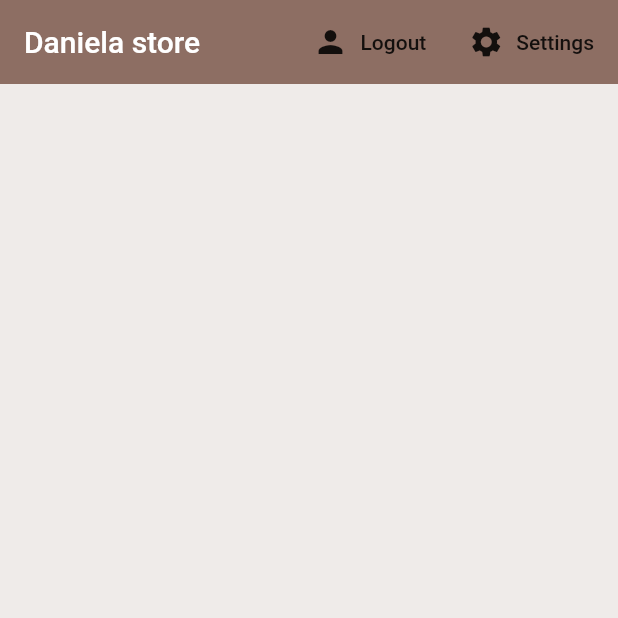
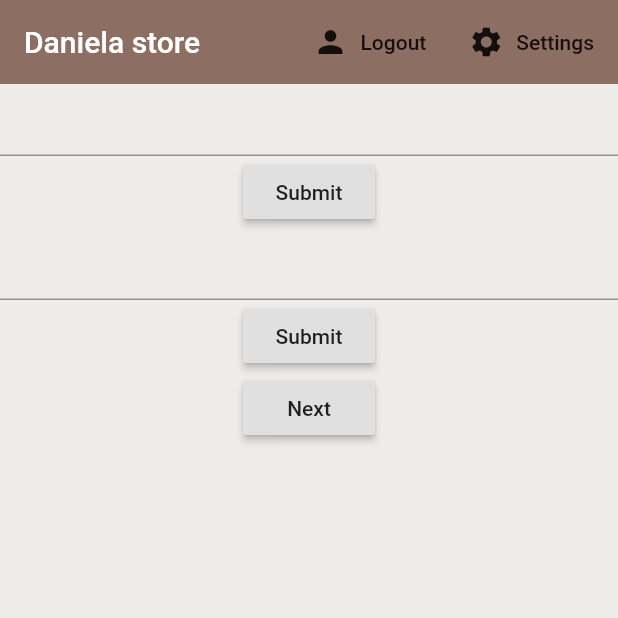
Before and after one commit to esdrasobregon/daniela_store01, a Flutter app: the screen it shows once a user with an empty profile is signed in, on a phone screen of 412 x 824 dp, the top half of it. Run offline on Flutter 3.47's test engine with Material 2 defaults, Android fonts, the phone set to English and light mode, and no system bars; our stand-ins replace cloud_firestore, firebase_auth; accounts and stored records are empty.

Commit message:
initials pages ready

```diff
--- /dev/null
+++ b/lib/screens/products/products_form.dart
@@ -0,0 +1,66 @@
+import 'dart:async';
+
+import 'package:daniela_store/models/brews.dart';
+import 'package:daniela_store/models/user.dart';
+import 'package:daniela_store/screens/products/product_home.dart';
+import 'package:daniela_store/screens/products/pruductInfo.dart';
+import 'package:daniela_store/screens/services/auth.dart';
+import 'package:daniela_store/screens/services/database.dart';
+import 'package:flutter/material.dart';
+import 'package:provider/provider.dart';
+
+class ProductHome extends StatefulWidget {
+  @override
+  _productHomeState createState() => _productHomeState();
+}
+
+class _productHomeState extends State<ProductHome> {
+  final AuthService _auth = AuthService();
+
+  @override
+  Widget build(BuildContext context) {
+    final user = Provider.of<User>(context);
+    void _showSettingsPanel() {
+      showModalBottomSheet(
+          context: context,
+          builder: (context) {
+            return Container(
+              padding: EdgeInsets.symmetric(vertical: 20.0, horizontal: 60.0),
+            );
+          });
+    }
+
+    return StreamProvider<List<Brew>>.value(
+      value: DatabaseService().brews,
+      child: Scaffold(
+          backgroundColor: Colors.brown[50],
+          appBar: AppBar(
+            title: Text('Daniela store'),
+            backgroundColor: Colors.brown[400],
+            elevation: 0.0,
+            actions: <Widget>[
+              FlatButton.icon(
+                onPressed: () async {
+                  await _auth.signOut();
+                },
+                icon: Icon(Icons.person),
+                label: Text('Logout'),
+              ),
+              FlatButton.icon(
+                onPressed: () => _showSettingsPanel(),
+                icon: Icon(Icons.settings),
+                label: Text('Settings'),
+              ),
+            ],
+          ),
+          body: Column(children: <Widget>[
+            ProductInfoForm(),
+            ProductInfoForm(),
+            RaisedButton(
+                child: Text('Next'), onPressed: (){
+                  Navigator.push(context, MaterialPageRoute(builder: (BuildContext context) => ProductSettings()));
+                }),
+          ])),
+    );
+  }
+}
--- /dev/null
+++ b/lib/screens/products/pruductInfo.dart
@@ -0,0 +1,42 @@
+import 'package:flutter/material.dart';
+
+class ProductInfoForm extends StatefulWidget {
+  @override
+  _ProductInfoFormState createState() => _ProductInfoFormState();
+}
+
+class _ProductInfoFormState extends State<ProductInfoForm> {
+  final _formKey = GlobalKey<FormState>();
+
+  @override
+  Widget build(BuildContext context) {
+    // Build a Form widget using the _formKey created above.
+    return Form(
+        key: _formKey,
+        child: Column(children: <Widget>[
+          // Add TextFormFields and RaisedButton here.
+          TextFormField(
+            // The validator receives the text that the user has entered.
+            validator: (value) {
+              if (value.isEmpty) {
+                return 'Please enter some text';
+              }
+              return null;
+            },
+          ),
+          RaisedButton(
+            onPressed: () {
+              // Validate returns true if the form is valid, otherwise false.
+              if (_formKey.currentState.validate()) {
+                // If the form is valid, display a snackbar. In the real world,
+                // you'd often call a server or save the information in a database.
+
+                Scaffold.of(context)
+                    .showSnackBar(SnackBar(content: Text('Processing Data')));
+              }
+            },
+            child: Text('Submit'),
+          ),
+        ]));
+  }
+}
--- a/lib/screens/wrapper.dart
+++ b/lib/screens/wrapper.dart
@@ -1,6 +1,7 @@
 import 'package:daniela_store/models/user.dart';
 import 'package:daniela_store/screens/authenticate/authenticate.dart';
 import 'package:daniela_store/screens/home/home.dart';
+import 'package:daniela_store/screens/products/products_form.dart';
 import 'package:flutter/material.dart';
 import 'package:provider/provider.dart';
 import 'home/home.dart';
@@ -16,7 +17,8 @@ class Wrapper extends StatelessWidget {
     if (user == null) {
       return Authenticate();
     } else {
-      return Home();
+      //return Home();
+      return ProductHome();
     }
   }
 }
```
Also changed, not shown: lib/screens/products/product_home.dart (added, +63 -0 lines).
